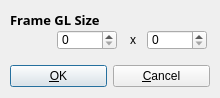
The window that src/cpp/plantgl/gui/base/interface/frameglsizedialog.ui (openalea/plantgl) describes before a commit, drawn with Qt 5.
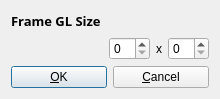
The same window after the commit.

```diff
--- a/src/cpp/plantgl/gui/base/interface/frameglsizedialog.ui
+++ b/src/cpp/plantgl/gui/base/interface/frameglsizedialog.ui
@@ -18,115 +18,109 @@
   <property name="modal" >
    <bool>true</bool>
   </property>
-  <widget class="QWidget" name="Layout1" >
-   <property name="geometry" >
-    <rect>
-     <x>10</x>
-     <y>60</y>
-     <width>200</width>
-     <height>33</height>
-    </rect>
-   </property>
-   <layout class="QHBoxLayout" >
-    <property name="margin" >
-     <number>0</number>
-    </property>
-    <property name="spacing" >
-     <number>6</number>
-    </property>
-    <item>
-     <widget class="QPushButton" name="buttonOk" >
-      <property name="text" >
-       <string>&amp;OK</string>
-      </property>
-      <property name="shortcut" >
-       <string/>
-      </property>
-      <property name="autoDefault" >
-       <bool>true</bool>
-      </property>
-      <property name="default" >
-       <bool>true</bool>
-      </property>
-     </widget>
-    </item>
-    <item>
-     <widget class="QPushButton" name="buttonCancel" >
-      <property name="text" >
-       <string>&amp;Cancel</string>
-      </property>
-      <property name="shortcut" >
-       <string/>
-      </property>
-      <property name="autoDefault" >
-       <bool>true</bool>
-      </property>
-     </widget>
-    </item>
-   </layout>
-  </widget>
-  <widget class="QLabel" name="textLabel1" >
-   <property name="geometry" >
-    <rect>
-     <x>130</x>
-     <y>30</y>
-     <width>16</width>
-     <height>20</height>
-    </rect>
-   </property>
-   <property name="text" >
-    <string>x</string>
-   </property>
-   <property name="wordWrap" >
-    <bool>false</bool>
-   </property>
-  </widget>
-  <widget class="QLabel" name="textLabel2" >
-   <property name="geometry" >
-    <rect>
-     <x>10</x>
-     <y>10</y>
-     <width>130</width>
-     <height>20</height>
-    </rect>
-   </property>
-   <property name="font" >
-    <font>
-     <family>Century Gothic</family>
-     <pointsize>10</pointsize>
-     <weight>75</weight>
-     <bold>true</bold>
-    </font>
-   </property>
-   <property name="text" >
-    <string>Frame GL Size</string>
-   </property>
-   <property name="wordWrap" >
-    <bool>false</bool>
-   </property>
-  </widget>
-  <widget class="QSpinBox" name="width" >
-   <property name="geometry" >
-    <rect>
-     <x>57</x>
-     <y>30</y>
-     <width>60</width>
-     <height>20</height>
-    </rect>
-   </property>
-  </widget>
-  <widget class="QSpinBox" name="height" >
-   <property name="geometry" >
-    <rect>
-     <x>147</x>
-     <y>30</y>
-     <width>60</width>
-     <height>20</height>
-    </rect>
-   </property>
-  </widget>
+  <layout class="QGridLayout" name="gridLayout">
+   <item row="0" column="0" colspan="2">
+    <widget class="QLabel" name="textLabel2">
+     <property name="font">
+      <font>
+       <family>Century Gothic</family>
+       <pointsize>10</pointsize>
+       <weight>75</weight>
+       <bold>true</bold>
+      </font>
+     </property>
+     <property name="text">
+      <string>Frame GL Size</string>
+     </property>
+     <property name="wordWrap">
+      <bool>false</bool>
+     </property>
+    </widget>
+   </item>
+   <item row="0" column="2" colspan="2">
+    <spacer name="horizontalSpacer_2">
+     <property name="orientation">
+      <enum>Qt::Horizontal</enum>
+     </property>
+     <property name="sizeHint" stdset="0">
+      <size>
+       <width>51</width>
+       <height>20</height>
+      </size>
+     </property>
+    </spacer>
+   </item>
+   <item row="1" column="0">
+    <spacer name="horizontalSpacer">
+     <property name="orientation">
+      <enum>Qt::Horizontal</enum>
+     </property>
+     <property name="sizeHint" stdset="0">
+      <size>
+       <width>91</width>
+       <height>20</height>
+      </size>
+     </property>
+    </spacer>
+   </item>
+   <item row="1" column="1">
+    <widget class="QSpinBox" name="width"/>
+   </item>
+   <item row="1" column="2">
+    <widget class="QLabel" name="textLabel1">
+     <property name="text">
+      <string>x</string>
+     </property>
+     <property name="wordWrap">
+      <bool>false</bool>
+     </property>
+    </widget>
+   </item>
+   <item row="1" column="3">
+    <widget class="QSpinBox" name="height"/>
+   </item>
+   <item row="2" column="0" colspan="4">
+    <layout class="QHBoxLayout">
+     <property name="spacing">
+      <number>6</number>
+     </property>
+     <property name="margin">
+      <number>0</number>
+     </property>
+     <item>
+      <widget class="QPushButton" name="buttonOk">
+       <property name="text">
+        <string>&amp;OK</string>
+       </property>
+       <property name="shortcut">
+        <string/>
+       </property>
+       <property name="autoDefault">
+        <bool>true</bool>
+       </property>
+       <property name="default">
+        <bool>true</bool>
+       </property>
+      </widget>
+     </item>
+     <item>
+      <widget class="QPushButton" name="buttonCancel">
+       <property name="text">
+        <string>&amp;Cancel</string>
+       </property>
+       <property name="shortcut">
+        <string/>
+       </property>
+       <property name="autoDefault">
+        <bool>true</bool>
+       </property>
+      </widget>
+     </item>
+    </layout>
+   </item>
+  </layout>
  </widget>
- <layoutdefault spacing="6" margin="11" />
+ <layoutdefault spacing="6" margin="11"/>
  <pixmapfunction>qPixmapFromMimeSource</pixmapfunction>
  <resources/>
  <connections>
```
Left out of the diff: 21 changed lines with no effect on the pictures.
